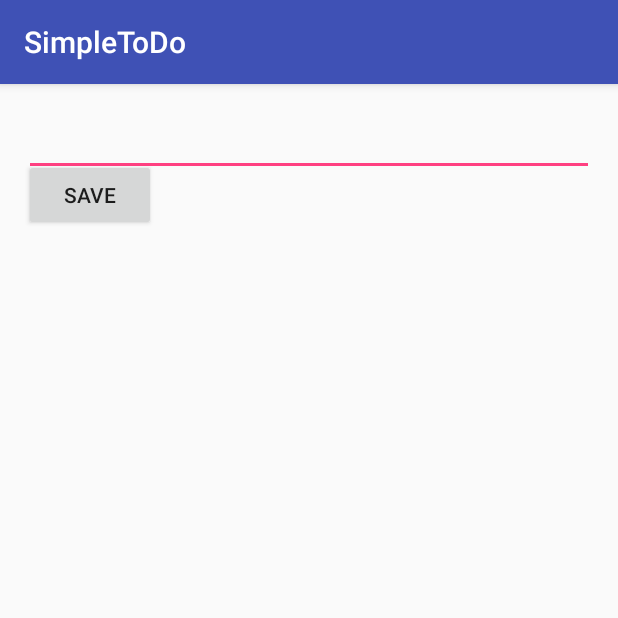
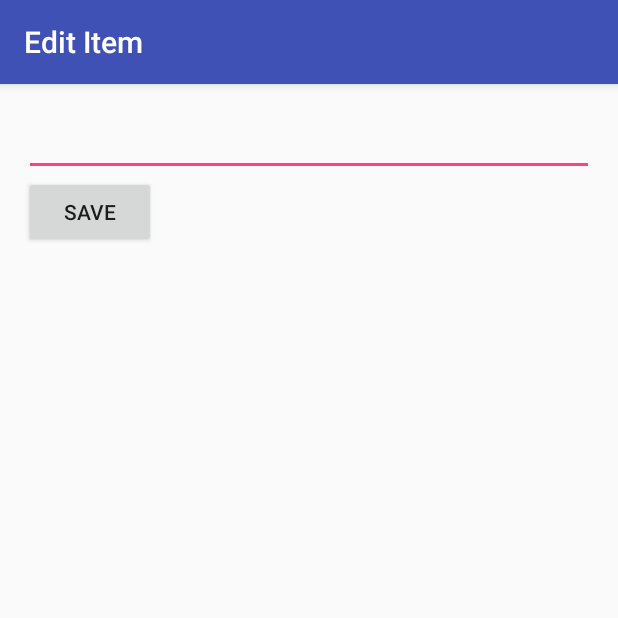
Before and after one commit to mugdhagodsay/AndroidApp-1, an Android app: the EditItemActivity screen opened directly, with no data from a screen before it, on a phone screen of 412 x 824 dp, the top half of it. Run offline under Robolectric (Android 15) with nearby library versions, the phone set to English and light mode, and no system bars.

Commit message:
Updated title for Edit Activity and updated the Save button layout

```diff
--- a/SimpleToDo/app/src/main/java/com/example/mukulkarni/simpletodo/EditItemActivity.java
+++ b/SimpleToDo/app/src/main/java/com/example/mukulkarni/simpletodo/EditItemActivity.java
@@ -12,6 +12,7 @@ public class EditItemActivity extends AppCompatActivity {
     @Override
     protected void onCreate(Bundle savedInstanceState) {
         super.onCreate(savedInstanceState);
+        setTitle("Edit Item");
         setContentView(R.layout.activity_edit_item);
         editText = (EditText) findViewById(R.id.etEditItem);
         Intent intent = getIntent();
--- a/SimpleToDo/app/src/main/res/layout/activity_edit_item.xml
+++ b/SimpleToDo/app/src/main/res/layout/activity_edit_item.xml
@@ -24,11 +24,10 @@
         android:text="Save"
         android:layout_width="wrap_content"
         android:layout_height="wrap_content"
-        android:layout_marginTop="34dp"
         android:id="@+id/btnSaveItem"
+        android:onClick="onSaveItem"
         android:layout_below="@+id/etEditItem"
         android:layout_alignParentLeft="true"
         android:layout_alignParentStart="true"
-        android:layout_alignTop="@id/etEditItem"
-        android:onClick="onSaveItem"/>
+        android:layout_weight="1"/>
 </RelativeLayout>
```
